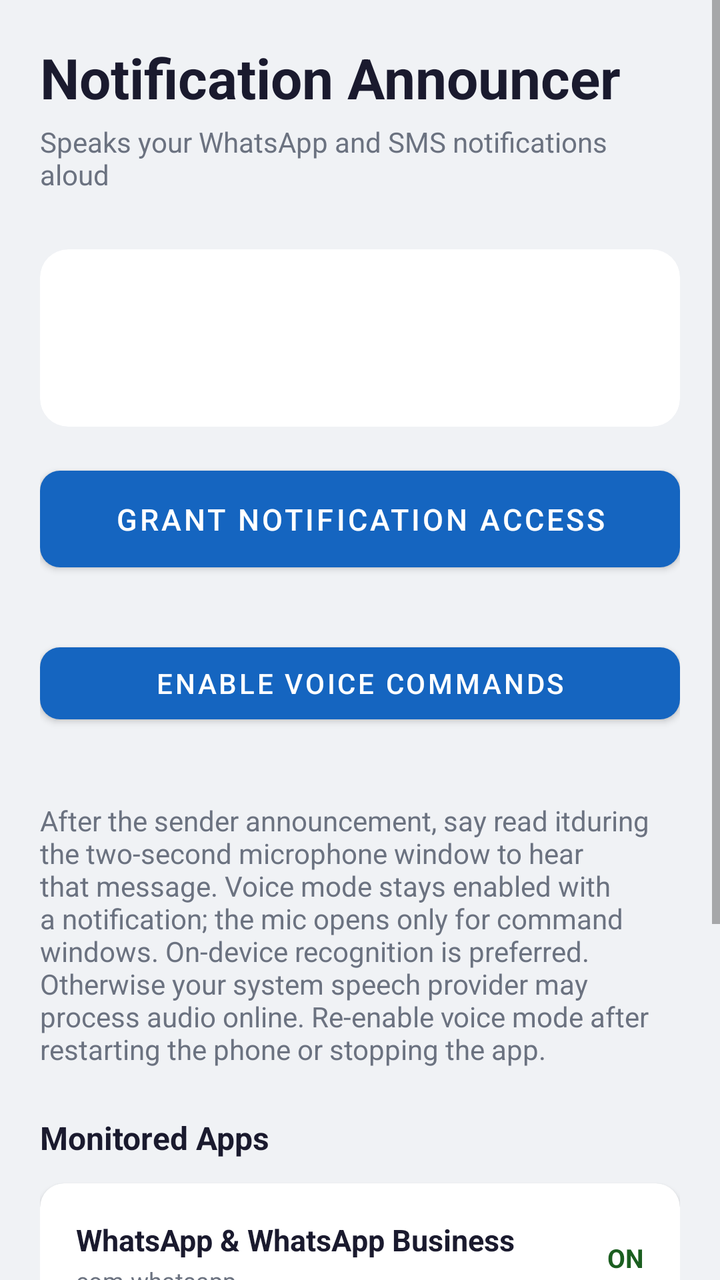
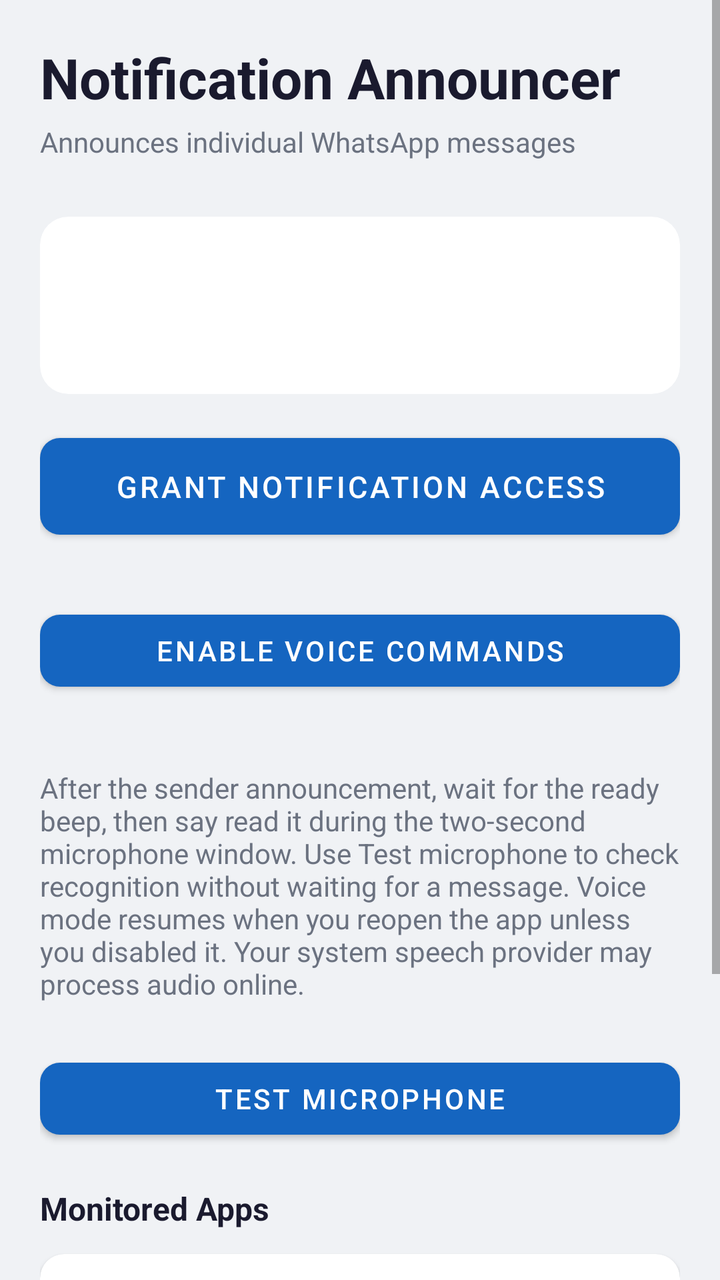

Screens rendered from an Android XML layout before and after an edit, with the pre-edit source and the edit as a unified diff.
<!-- AndroidManifest.xml: application theme Theme.NotificationAnnouncer -->
<!-- res/layout/activity_main.xml -->
<?xml version="1.0" encoding="utf-8"?>
<ScrollView xmlns:android="http://schemas.android.com/apk/res/android"
    xmlns:app="http://schemas.android.com/apk/res-auto"
    android:layout_width="match_parent"
    android:layout_height="match_parent"
    android:background="@color/background">

    <LinearLayout
        android:layout_width="match_parent"
        android:layout_height="wrap_content"
        android:orientation="vertical"
        android:padding="20dp">

        <TextView
            android:layout_width="wrap_content"
            android:layout_height="wrap_content"
            android:text="@string/app_name"
            android:textSize="28sp"
            android:textStyle="bold"
            android:textColor="@color/text_primary"
            android:layout_marginBottom="4dp" />

        <TextView
            android:layout_width="wrap_content"
            android:layout_height="wrap_content"
            android:text="@string/app_subtitle"
            android:textSize="14sp"
            android:textColor="@color/text_secondary"
            android:layout_marginBottom="28dp" />

        
        <com.google.android.material.card.MaterialCardView
            android:id="@+id/statusCard"
            android:layout_width="match_parent"
            android:layout_height="wrap_content"
            app:cardCornerRadius="14dp"
            app:cardElevation="0dp"
            android:layout_marginBottom="16dp">

            <LinearLayout
                android:layout_width="match_parent"
                android:layout_height="wrap_content"
                android:orientation="vertical"
                android:padding="20dp">

                <TextView
                    android:id="@+id/tvStatus"
                    android:layout_width="wrap_content"
                    android:layout_height="wrap_content"
                    android:textSize="20sp"
                    android:textStyle="bold"
                    android:textColor="@android:color/white" />

                <TextView
                    android:id="@+id/tvStatusDetail"
                    android:layout_width="wrap_content"
                    android:layout_height="wrap_content"
                    android:textSize="13sp"
                    android:textColor="@android:color/white"
                    android:alpha="0.85"
                    android:layout_marginTop="4dp" />
            </LinearLayout>
        </com.google.android.material.card.MaterialCardView>

        
        <com.google.android.material.button.MaterialButton
            android:id="@+id/btnGrantPermission"
            android:layout_width="match_parent"
            android:layout_height="wrap_content"
            android:text="@string/grant_permission"
            android:textSize="15sp"
            android:padding="14dp"
            app:cornerRadius="10dp"
            android:layout_marginBottom="28dp" />

        <com.google.android.material.button.MaterialButton
            android:id="@+id/btnVoiceCommands"
            android:layout_width="match_parent"
            android:layout_height="wrap_content"
            android:text="@string/enable_voice_commands"
            app:cornerRadius="10dp" />

        <TextView
            android:id="@+id/tvVoiceStatus"
            android:layout_width="match_parent"
            android:layout_height="wrap_content"
            android:textColor="@color/text_primary"
            android:layout_marginTop="8dp"
            android:layout_marginBottom="8dp" />

        <TextView
            android:layout_width="match_parent"
            android:layout_height="wrap_content"
            android:text="@string/voice_commands_help"
            android:textColor="@color/text_secondary"
            android:layout_marginBottom="24dp" />

        
        <TextView
            android:layout_width="wrap_content"
            android:layout_height="wrap_content"
            android:text="@string/monitored_apps"
            android:textSize="16sp"
            android:textStyle="bold"
            android:textColor="@color/text_primary"
            android:layout_marginBottom="12dp" />

        
        <com.google.android.material.card.MaterialCardView
            android:layout_width="match_parent"
            android:layout_height="wrap_content"
            app:cardCornerRadius="12dp"
            app:cardElevation="2dp"
            android:layout_marginBottom="10dp">

            <LinearLayout
                android:layout_width="match_parent"
                android:layout_height="wrap_content"
                android:orientation="horizontal"
                android:gravity="center_vertical"
                android:padding="18dp">

                <LinearLayout
                    android:layout_width="0dp"
                    android:layout_height="wrap_content"
                    android:layout_weight="1"
                    android:orientation="vertical">

                    <TextView
                        android:layout_width="wrap_content"
                        android:layout_height="wrap_content"
                        android:text="@string/whatsapp_label"
                        android:textSize="15sp"
                        android:textStyle="bold"
                        android:textColor="@color/text_primary" />

                    <TextView
                        android:layout_width="wrap_content"
                        android:layout_height="wrap_content"
                        android:text="com.whatsapp"
                        android:textSize="12sp"
                        android:textColor="@color/text_secondary"
                        android:layout_marginTop="2dp" />
                </LinearLayout>

                <TextView
                    android:layout_width="wrap_content"
                    android:layout_height="wrap_content"
                    android:text="@string/label_on"
                    android:textColor="@color/status_active"
                    android:textSize="13sp"
                    android:textStyle="bold" />
            </LinearLayout>
        </com.google.android.material.card.MaterialCardView>

        
        <com.google.android.material.card.MaterialCardView
            android:layout_width="match_parent"
            android:layout_height="wrap_content"
            app:cardCornerRadius="12dp"
            app:cardElevation="2dp"
            android:layout_marginBottom="20dp">

            <LinearLayout
                android:layout_width="match_parent"
                android:layout_height="wrap_content"
                android:orientation="horizontal"
                android:gravity="center_vertical"
                android:padding="18dp">

                <LinearLayout
                    android:layout_width="0dp"
                    android:layout_height="wrap_content"
                    android:layout_weight="1"
                    android:orientation="vertical">

                    <TextView
                        android:layout_width="wrap_content"
                        android:layout_height="wrap_content"
                        android:text="@string/sms_label"
                        android:textSize="15sp"
                        android:textStyle="bold"
                        android:textColor="@color/text_primary" />

                    <TextView
                        android:layout_width="wrap_content"
                        android:layout_height="wrap_content"
                        android:text="Google Messages, Samsung Messages &amp; more"
                        android:textSize="12sp"
                        android:textColor="@color/text_secondary"
                        android:layout_marginTop="2dp" />
                </LinearLayout>

                <TextView
                    android:layout_width="wrap_content"
                    android:layout_height="wrap_content"
                    android:text="@string/label_on"
                    android:textColor="@color/status_active"
                    android:textSize="13sp"
                    android:textStyle="bold" />
            </LinearLayout>
        </com.google.android.material.card.MaterialCardView>

        
        <com.google.android.material.card.MaterialCardView
            android:layout_width="match_parent"
            android:layout_height="wrap_content"
            app:cardCornerRadius="12dp"
            app:cardElevation="0dp"
            app:cardBackgroundColor="@color/info_background">

            <TextView
                android:layout_width="match_parent"
                android:layout_height="wrap_content"
                android:text="@string/info_text"
                android:textSize="13sp"
                android:textColor="@color/info_text"
                android:padding="16dp" />
        </com.google.android.material.card.MaterialCardView>

    </LinearLayout>
</ScrollView>
<!-- resources referenced by this layout -->
<resources>
  <color name="background">#F0F2F5</color>
  <color name="info_background">#E3F2FD</color>
  <color name="info_text">#0D47A1</color>
  <color name="status_active">#1B5E20</color>
  <color name="text_primary">#1A1A2E</color>
  <color name="text_secondary">#6B7280</color>
  <string name="app_name">Notification Announcer</string>
  <string name="app_subtitle">Speaks your WhatsApp and SMS notifications aloud</string>
  <string name="enable_voice_commands">Enable voice commands</string>
  <string name="grant_permission">Grant Notification Access</string>
  <string name="info_text">Notifications are announced using your device\'s text-to-speech engine. Ensure your media volume is turned up and TTS is configured in device settings.</string>
  <string name="label_on">ON</string>
  <string name="monitored_apps">Monitored Apps</string>
  <string name="sms_label">SMS / Direct Messages</string>
  <string name="voice_commands_help">After the sender announcement, say "read it" during the two-second microphone window to hear that message. Voice mode stays enabled with a notification; the mic opens only for command windows. On-device recognition is preferred. Otherwise your system speech provider may process audio online. Re-enable voice mode after restarting the phone or stopping the app.</string>
  <string name="whatsapp_label">WhatsApp &amp; WhatsApp Business</string>
  <style name="Theme.NotificationAnnouncer" parent="Theme.MaterialComponents.DayNight.DarkActionBar">
          <item name="colorPrimary">@color/colorPrimary</item>
          <item name="colorPrimaryVariant">@color/colorPrimaryDark</item>
          <item name="colorOnPrimary">@android:color/white</item>
          <item name="colorSecondary">@color/colorAccent</item>
          <item name="colorSecondaryVariant">@color/colorAccent</item>
          <item name="colorOnSecondary">@android:color/white</item>
          <item name="android:statusBarColor">?attr/colorPrimaryVariant</item>
          <item name="android:windowBackground">@color/background</item>
      </style>
  <color name="colorPrimary">#1565C0</color>
  <color name="colorPrimaryDark">#0D47A1</color>
  <color name="colorAccent">#2196F3</color>
</resources>

<!-- the commit's change to res/layout/activity_main.xml (unified diff, before → after) -->
@@ -95,6 +95,14 @@
             android:textColor="@color/text_secondary"
             android:layout_marginBottom="24dp" />
 
+        <com.google.android.material.button.MaterialButton
+            android:id="@+id/btnTestMicrophone"
+            android:layout_width="match_parent"
+            android:layout_height="wrap_content"
+            android:text="@string/test_microphone"
+            android:layout_marginBottom="20dp"
+            app:cornerRadius="10dp" />
+
         
         <TextView
             android:layout_width="wrap_content"
@@ -137,55 +145,7 @@
                     <TextView
                         android:layout_width="wrap_content"
                         android:layout_height="wrap_content"
-                        android:text="com.whatsapp"
-                        android:textSize="12sp"
-                        android:textColor="@color/text_secondary"
-                        android:layout_marginTop="2dp" />
-                </LinearLayout>
-
-                <TextView
-                    android:layout_width="wrap_content"
-                    android:layout_height="wrap_content"
-                    android:text="@string/label_on"
-                    android:textColor="@color/status_active"
-                    android:textSize="13sp"
-                    android:textStyle="bold" />
-            </LinearLayout>
-        </com.google.android.material.card.MaterialCardView>
-
-        
-        <com.google.android.material.card.MaterialCardView
-            android:layout_width="match_parent"
-            android:layout_height="wrap_content"
-            app:cardCornerRadius="12dp"
-            app:cardElevation="2dp"
-            android:layout_marginBottom="20dp">
-
-            <LinearLayout
-                android:layout_width="match_parent"
-                android:layout_height="wrap_content"
-                android:orientation="horizontal"
-                android:gravity="center_vertical"
-                android:padding="18dp">
-
-                <LinearLayout
-                    android:layout_width="0dp"
-                    android:layout_height="wrap_content"
-                    android:layout_weight="1"
-                    android:orientation="vertical">
-
-                    <TextView
-                        android:layout_width="wrap_content"
-                        android:layout_height="wrap_content"
-                        android:text="@string/sms_label"
-                        android:textSize="15sp"
-                        android:textStyle="bold"
-                        android:textColor="@color/text_primary" />
-
-                    <TextView
-                        android:layout_width="wrap_content"
-                        android:layout_height="wrap_content"
-                        android:text="Google Messages, Samsung Messages &amp; more"
+                        android:text="@string/individual_chats_only"
                         android:textSize="12sp"
                         android:textColor="@color/text_secondary"
                         android:layout_marginTop="2dp" />
<!-- resource entries referenced after the edit -->
@@ -7,14 +7,15 @@
   <color name="text_primary">#1A1A2E</color>
   <color name="text_secondary">#6B7280</color>
   <string name="app_name">Notification Announcer</string>
-  <string name="app_subtitle">Speaks your WhatsApp and SMS notifications aloud</string>
+  <string name="app_subtitle">Announces individual WhatsApp messages</string>
   <string name="enable_voice_commands">Enable voice commands</string>
   <string name="grant_permission">Grant Notification Access</string>
+  <string name="individual_chats_only">Individual chats only; groups and SMS are excluded</string>
   <string name="info_text">Notifications are announced using your device\'s text-to-speech engine. Ensure your media volume is turned up and TTS is configured in device settings.</string>
   <string name="label_on">ON</string>
   <string name="monitored_apps">Monitored Apps</string>
-  <string name="sms_label">SMS / Direct Messages</string>
-  <string name="voice_commands_help">After the sender announcement, say "read it" during the two-second microphone window to hear that message. Voice mode stays enabled with a notification; the mic opens only for command windows. On-device recognition is preferred. Otherwise your system speech provider may process audio online. Re-enable voice mode after restarting the phone or stopping the app.</string>
+  <string name="test_microphone">Test microphone</string>
+  <string name="voice_commands_help">After the sender announcement, wait for the ready beep, then say read it during the two-second microphone window. Use Test microphone to check recognition without waiting for a message. Voice mode resumes when you reopen the app unless you disabled it. Your system speech provider may process audio online.</string>
   <string name="whatsapp_label">WhatsApp &amp; WhatsApp Business</string>
   <style name="Theme.NotificationAnnouncer" parent="Theme.MaterialComponents.DayNight.DarkActionBar">
           <item name="colorPrimary">@color/colorPrimary</item>
